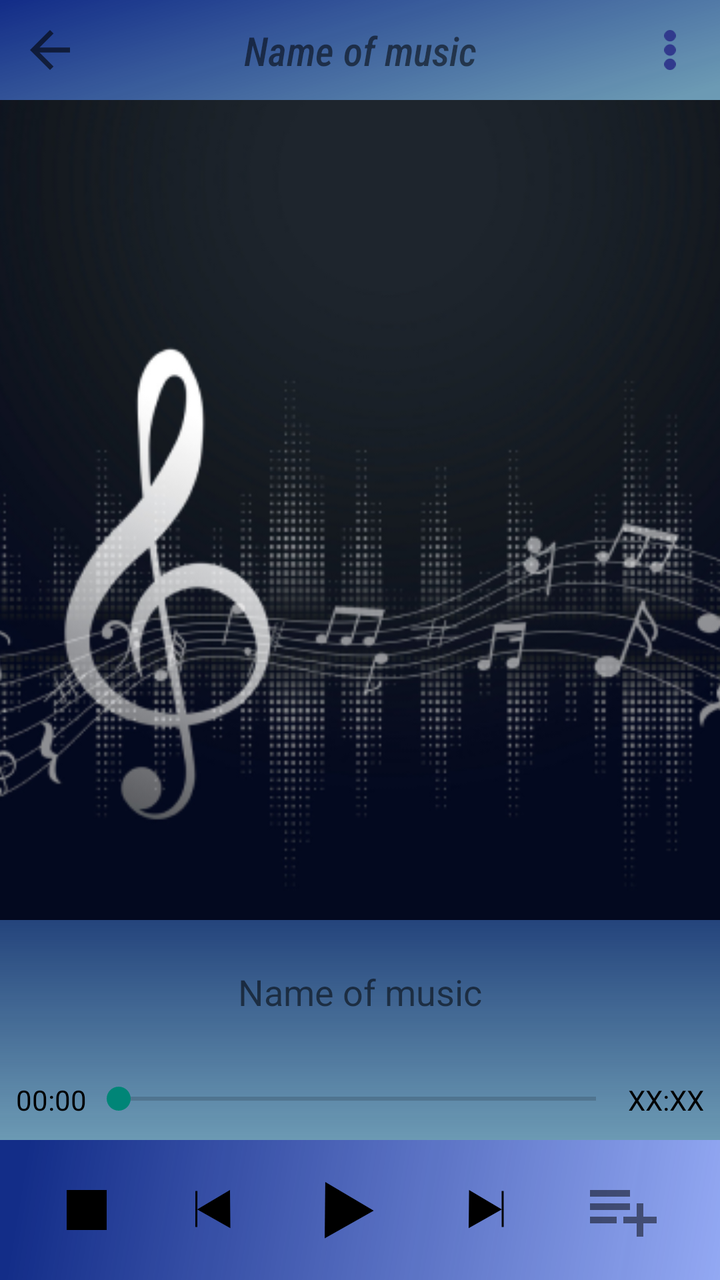
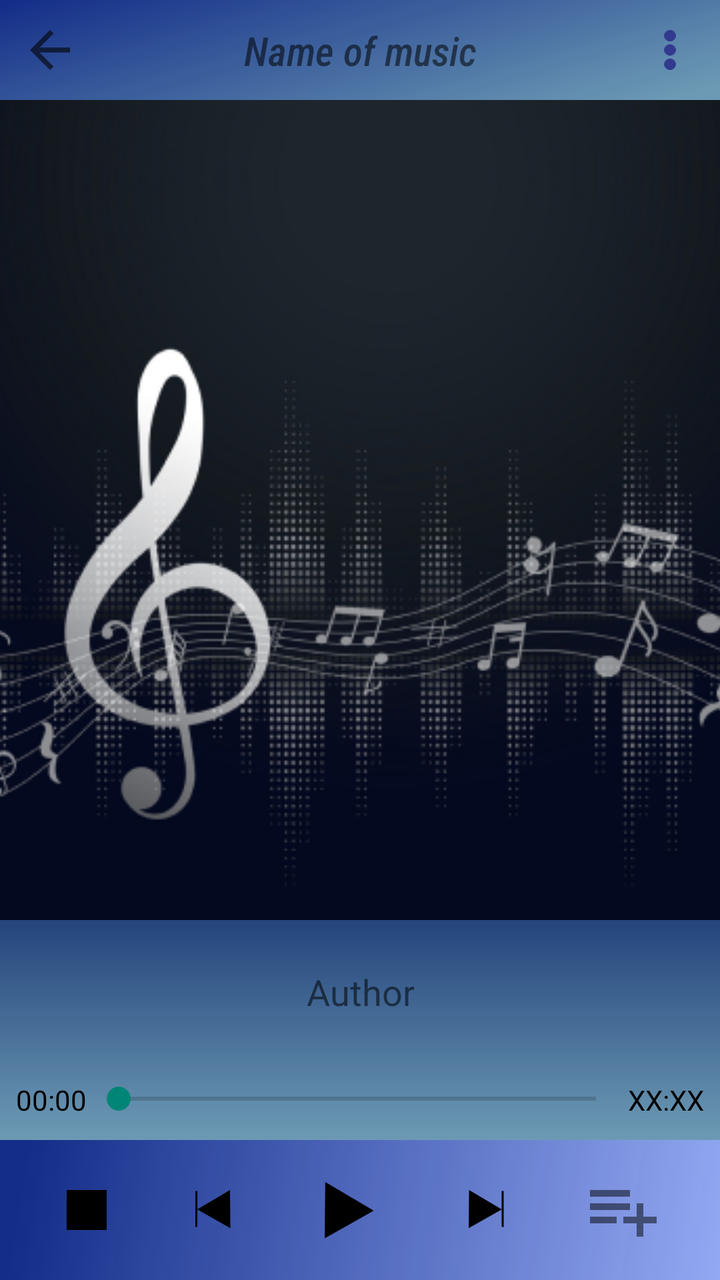

The first picture is an Android layout as it rendered before a commit; the second is the same layout after the commit. The layout source and the unified diff follow.
<!-- AndroidManifest.xml: application theme Theme.FullProject -->
<!-- res/layout/fragment_music_player.xml -->
<?xml version="1.0" encoding="utf-8"?>
<androidx.constraintlayout.widget.ConstraintLayout xmlns:android="http://schemas.android.com/apk/res/android"
xmlns:app="http://schemas.android.com/apk/res-auto"
xmlns:tools="http://schemas.android.com/tools"
android:layout_width="match_parent"
android:layout_height="match_parent"
tools:context=".screens.musicplayer.MusicPlayerFragment">


    <androidx.constraintlayout.widget.ConstraintLayout
        android:id="@+id/header"
        android:layout_width="match_parent"
        android:layout_height="wrap_content"
        android:background="@drawable/ic_header"
        app:layout_constraintBottom_toTopOf="@id/imageView2"
        app:layout_constraintEnd_toEndOf="parent"
        app:layout_constraintStart_toStartOf="parent"
        app:layout_constraintTop_toTopOf="parent">

    <ImageView
        android:id="@+id/back_btn"
        android:layout_width="50dp"
        android:layout_height="50dp"
        android:padding="10dp"
        android:src="@drawable/ic_back"
        android:background="?android:attr/selectableItemBackground"
        android:contentDescription="@string/imageD"
        app:layout_constraintBottom_toBottomOf="parent"
        app:layout_constraintStart_toStartOf="parent"
        app:layout_constraintTop_toTopOf="parent" />

    <ImageView
        android:id="@+id/setting"
        android:layout_width="50dp"
        android:layout_height="50dp"
        android:padding="15dp"
        android:src="@drawable/ic_setting"
        android:background="?android:attr/selectableItemBackground"
        android:contentDescription="@string/imageD"
        app:layout_constraintBottom_toBottomOf="parent"
        app:layout_constraintEnd_toEndOf="parent"
        app:layout_constraintTop_toTopOf="parent"
        />

    <TextView
        android:id="@+id/name_music_header"
        android:layout_width="0dp"
        android:layout_height="wrap_content"
        android:textSize="20dp"
        android:padding="10dp"
        android:text="@string/nameMusic"
        android:layout_marginStart="10dp"
        android:layout_marginEnd="10dp"
        android:lines="1"
        android:textAlignment="center"
        android:textStyle="italic"
        android:fontFamily="sans-serif-condensed-medium"
        app:layout_constraintBottom_toBottomOf="parent"
        app:layout_constraintEnd_toStartOf="@+id/setting"
        app:layout_constraintStart_toEndOf="@+id/back_btn"
        app:layout_constraintTop_toTopOf="parent"/>

    </androidx.constraintlayout.widget.ConstraintLayout>

    <ImageView
        android:id="@+id/imageView2"
        android:layout_width="match_parent"
        android:layout_height="0dp"
        android:contentDescription="@string/imageD"
        android:scaleType="centerCrop"
        android:src="@drawable/image1"
        app:layout_constraintBottom_toTopOf="@+id/playing"
        app:layout_constraintEnd_toEndOf="parent"
        app:layout_constraintStart_toStartOf="parent"
        app:layout_constraintTop_toBottomOf="@id/header" />

    <androidx.constraintlayout.widget.ConstraintLayout
        android:id="@+id/playing"
        android:visibility="visible"
        android:layout_width="0dp"
        android:layout_height="110dp"
        android:background="@drawable/ic_bottomim"
        app:layout_constraintBottom_toTopOf="@id/footer"
        app:layout_constraintEnd_toEndOf="parent"
        app:layout_constraintStart_toStartOf="parent"
        app:layout_constraintTop_toBottomOf="@+id/imageView2">

    <TextView
        android:id="@+id/name_music_playing"
        android:layout_width="wrap_content"
        android:layout_height="wrap_content"
        android:layout_marginTop="13dp"
        android:lines="2"
        android:textAlignment="center"
        android:text="@string/nameMusic"
        android:textSize="18sp"
        app:layout_constraintEnd_toEndOf="parent"
        app:layout_constraintStart_toStartOf="parent"
        app:layout_constraintTop_toTopOf="parent"
        app:layout_constraintBottom_toTopOf="@id/timeView"/>


        <SeekBar
            android:id="@+id/timeView"
            android:layout_width="0dp"
            android:layout_height="20dp"
            app:layout_constraintBottom_toBottomOf="@id/playing"
            app:layout_constraintHorizontal_bias="1.0"
            app:layout_constraintLeft_toRightOf="@id/current_time"
            app:layout_constraintRight_toLeftOf="@id/timeAll"
            app:layout_constraintTop_toBottomOf="@id/name_music_playing"
            app:layout_constraintVertical_bias="0.444" />

        <TextView
            android:id="@+id/current_time"
            android:layout_width="wrap_content"
            android:layout_height="wrap_content"
            android:text="@string/startTime"
            android:textSize="14sp"
            android:layout_marginStart="8dp"
            android:textColor="@color/black"
            app:layout_constraintBottom_toBottomOf="@id/timeView"
            app:layout_constraintEnd_toStartOf="@id/timeView"
            app:layout_constraintStart_toStartOf="parent"
            app:layout_constraintTop_toTopOf="@id/timeView"
            app:layout_constraintVertical_bias="1.0" />

        <TextView
            android:id="@+id/timeAll"
            android:layout_width="wrap_content"
            android:layout_height="wrap_content"
            android:text="@string/EndTime"
            android:textSize="14sp"
            android:layout_marginEnd="8dp"
            android:textColor="@color/black"
            app:layout_constraintBottom_toBottomOf="@id/timeView"
            app:layout_constraintEnd_toEndOf="parent"
            app:layout_constraintStart_toEndOf="@id/timeView"
            app:layout_constraintTop_toTopOf="@id/timeView"
            app:layout_constraintVertical_bias="1.0" />


    </androidx.constraintlayout.widget.ConstraintLayout>

    <androidx.constraintlayout.widget.ConstraintLayout
        android:id="@+id/footer"
        android:layout_width="0dp"
        android:layout_height="70dp"
        android:background="@drawable/ic_footer"
        app:layout_constraintBottom_toBottomOf="parent"
        app:layout_constraintEnd_toEndOf="parent"
        app:layout_constraintStart_toStartOf="parent"
        app:layout_constraintTop_toBottomOf="@+id/playing" >


        <ImageView
            android:id="@+id/stop"
            android:layout_width="40dp"
            android:layout_height="40dp"
            android:padding="10dp"
            android:src="@drawable/ic_stop"
            android:soundEffectsEnabled="false"
            android:contentDescription="@string/imageD"
            android:background="?android:attr/selectableItemBackground"
            app:layout_constraintBottom_toBottomOf="parent"
            app:layout_constraintEnd_toStartOf="@id/previous"
            app:layout_constraintStart_toStartOf="parent"
            app:layout_constraintTop_toTopOf="@id/footer" />

        <ImageView
            android:id="@+id/previous"
            android:layout_width="40dp"
            android:layout_height="40dp"
            android:padding="10dp"
            android:src="@drawable/ic_previous"
            android:contentDescription="@string/imageD"
            android:background="?android:attr/selectableItemBackground"
            android:soundEffectsEnabled="false"
            app:layout_constraintBottom_toBottomOf="parent"
            app:layout_constraintEnd_toStartOf="@id/playOrPause"
            app:layout_constraintStart_toEndOf="@id/stop"
            app:layout_constraintTop_toTopOf="@id/footer" />

        <ImageView
            android:id="@+id/playOrPause"
            android:layout_width="50dp"
            android:layout_height="50dp"
            android:padding="10dp"
            android:src="@drawable/ic_play"
            android:soundEffectsEnabled="false"
            android:contentDescription="@string/imageD"
            android:background="?android:attr/selectableItemBackground"
            app:layout_constraintBottom_toBottomOf="parent"
            app:layout_constraintEnd_toStartOf="@id/next"
            app:layout_constraintStart_toEndOf="@id/previous"
            app:layout_constraintTop_toTopOf="@id/footer" />

        <ImageView
            android:id="@+id/next"
            android:layout_width="40dp"
            android:layout_height="40dp"
            android:src="@drawable/ic_next"
            android:padding="10dp"
            android:contentDescription="@string/imageD"
            android:background="?android:attr/selectableItemBackground"
            android:soundEffectsEnabled="false"
            app:layout_constraintBottom_toBottomOf="parent"
            app:layout_constraintEnd_toStartOf="@id/playlist"
            app:layout_constraintStart_toEndOf="@id/playOrPause"
            app:layout_constraintTop_toTopOf="@id/footer" />

        <ImageView
            android:id="@+id/playlist"
            android:layout_width="50dp"
            android:layout_height="50dp"
            android:padding="5dp"
            android:src="@drawable/ic_playlist_add"
            android:soundEffectsEnabled="false"
            android:alpha="0.5"
            android:contentDescription="@string/imageD"
            android:background="?android:attr/selectableItemBackground"
            app:layout_constraintBottom_toBottomOf="parent"
            app:layout_constraintEnd_toEndOf="parent"
            app:layout_constraintStart_toEndOf="@id/next"
            app:layout_constraintTop_toTopOf="@id/footer" />

    </androidx.constraintlayout.widget.ConstraintLayout>

</androidx.constraintlayout.widget.ConstraintLayout>
<!-- resources referenced by this layout -->
<resources>
  <color name="black">#FF000000</color>
  <!-- drawable ic_back (drawable) -->
  <vector xmlns:android="http://schemas.android.com/apk/res/android"
      android:width="24dp"
      android:height="24dp"
      android:viewportWidth="24"
      android:viewportHeight="24"
      android:tint="?attr/colorControlNormal"
      android:autoMirrored="true">
    <path
        android:fillColor="@android:color/white"
        android:pathData="M20,11H7.83l5.59,-5.59L12,4l-8,8 8,8 1.41,-1.41L7.83,13H20v-2z"/>
  </vector>
  <!-- drawable ic_next (drawable) -->
  <vector xmlns:android="http://schemas.android.com/apk/res/android"
      android:width="18dp"
      android:height="20dp"
      android:viewportWidth="18"
      android:viewportHeight="20">
    <path
        android:pathData="M16.5012,9.6391L16.4851,0.4697L17.4851,0.4679L17.5167,18.4679L16.5167,18.4696L16.5014,9.75L-0,19.0516L0.1964,0L16.5012,9.6391Z"
        android:fillColor="#000000"
        android:fillType="evenOdd"/>
  </vector>
  <!-- drawable ic_play (drawable) -->
  <vector xmlns:android="http://schemas.android.com/apk/res/android"
      android:width="20dp"
      android:height="23dp"
      android:viewportWidth="20"
      android:viewportHeight="23">
    <path
        android:pathData="M19.1276,11.757L0.267,22.3885L0.4901,0.739L19.1276,11.757Z"
        android:fillColor="#000000"/>
  </vector>
  <!-- drawable ic_playlist_add (drawable) -->
  <vector android:height="48dp" android:tint="#000000"
      android:viewportHeight="24" android:viewportWidth="24"
      android:width="48dp" xmlns:android="http://schemas.android.com/apk/res/android">
      <path android:fillColor="@android:color/white" android:pathData="M14,10L2,10v2h12v-2zM14,6L2,6v2h12L14,6zM18,14v-4h-2v4h-4v2h4v4h2v-4h4v-2h-4zM2,16h8v-2L2,14v2z"/>
  </vector>
  <!-- drawable ic_previous (drawable) -->
  <vector xmlns:android="http://schemas.android.com/apk/res/android"
      android:width="18dp"
      android:height="20dp"
      android:viewportWidth="18"
      android:viewportHeight="20">
    <path
        android:pathData="M1.0155,9.639L1.0316,0.4696L0.0315,0.4679L0,18.4679L1,18.4696L1.0153,9.75L17.5167,19.0515L17.3203,0L1.0155,9.639Z"
        android:fillColor="#000000"
        android:fillType="evenOdd"/>
  </vector>
  <!-- drawable ic_setting (drawable) -->
  <vector xmlns:android="http://schemas.android.com/apk/res/android"
      android:width="4dp"
      android:height="14dp"
      android:viewportWidth="4"
      android:viewportHeight="14">
    <path
        android:pathData="M4,2C4,3.1046 3.1046,4 2,4C0.8954,4 0,3.1046 0,2C0,0.8954 0.8954,0 2,0C3.1046,0 4,0.8954 4,2ZM4,7C4,8.1046 3.1046,9 2,9C0.8954,9 0,8.1046 0,7C0,5.8954 0.8954,5 2,5C3.1046,5 4,5.8954 4,7ZM2,14C3.1046,14 4,13.1046 4,12C4,10.8954 3.1046,10 2,10C0.8954,10 0,10.8954 0,12C0,13.1046 0.8954,14 2,14Z"
        android:fillColor="#313A8D"
        android:fillType="evenOdd"/>
  </vector>
  <!-- drawable ic_stop (drawable) -->
  <vector xmlns:android="http://schemas.android.com/apk/res/android"
      android:width="22dp"
      android:height="22dp"
      android:viewportWidth="22"
      android:viewportHeight="22">
    <path
        android:pathData="M0,0h22v22h-22z"
        android:fillColor="#000000"/>
  </vector>
  <string name="EndTime">XX:XX</string>
  <string name="imageD">No image</string>
  <string name="nameMusic">Name of music</string>
  <string name="startTime">00:00</string>
  <color name="purple_500">#FF6200EE</color>
  <color name="purple_700">#FF3700B3</color>
  <color name="white">#FFFFFFFF</color>
  <color name="teal_200">#FF03DAC5</color>
  <color name="teal_700">#FF018786</color>
  <!-- unchanged entries left out for length: 5 -->
</resources>

<!-- the commit's change to res/layout/fragment_music_player.xml (unified diff, before → after) -->
@@ -92,7 +92,7 @@ tools:context=".screens.musicplayer.MusicPlayerFragment">
         android:layout_marginTop="13dp"
         android:lines="2"
         android:textAlignment="center"
-        android:text="@string/nameMusic"
+        android:text="@string/author"
         android:textSize="18sp"
         app:layout_constraintEnd_toEndOf="parent"
         app:layout_constraintStart_toStartOf="parent"
<!-- resource entries referenced after the edit -->
@@ -73,6 +73,7 @@
         android:fillColor="#000000"/>
   </vector>
   <string name="EndTime">XX:XX</string>
+  <string name="author">Author</string>
   <string name="imageD">No image</string>
   <string name="nameMusic">Name of music</string>
   <string name="startTime">00:00</string>
